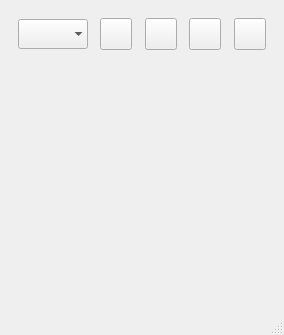
First picture: the form in GUI/OWController/mainwindow.ui, repository igorf7/OWController, before the edit.
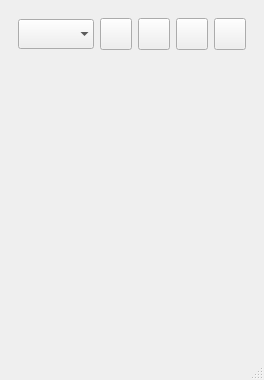
Second picture: the form after the edit. Icons and pictures are not drawn.

Patch:
```diff
--- a/GUI/OWController/mainwindow.ui
+++ b/GUI/OWController/mainwindow.ui
@@ -9,8 +9,8 @@
    <rect>
     <x>0</x>
     <y>0</y>
-    <width>284</width>
-    <height>335</height>
+    <width>264</width>
+    <height>380</height>
    </rect>
   </property>
   <property name="windowTitle">
@@ -42,19 +42,6 @@
            </property>
           </widget>
          </item>
-         <item>
-          <spacer name="horizontalSpacer">
-           <property name="orientation">
-            <enum>Qt::Horizontal</enum>
-           </property>
-           <property name="sizeHint" stdset="0">
-            <size>
-             <width>40</width>
-             <height>20</height>
-            </size>
-           </property>
-          </spacer>
-         </item>
          <item>
           <widget class="QPushButton" name="searchPushButton">
            <property name="minimumSize">
@@ -79,20 +66,13 @@
             <iconset resource="res.qrc">
              <normaloff>:/images/search.png</normaloff>:/images/search.png</iconset>
            </property>
-          </widget>
-         </item>
-         <item>
-          <spacer name="horizontalSpacer_2">
-           <property name="orientation">
-            <enum>Qt::Horizontal</enum>
-           </property>
-           <property name="sizeHint" stdset="0">
+           <property name="iconSize">
             <size>
-             <width>40</width>
-             <height>20</height>
+             <width>18</width>
+             <height>18</height>
             </size>
            </property>
-          </spacer>
+          </widget>
          </item>
          <item>
           <widget class="QPushButton" name="clockPushButton">
@@ -126,19 +106,6 @@
            </property>
           </widget>
          </item>
-         <item>
-          <spacer name="horizontalSpacer_3">
-           <property name="orientation">
-            <enum>Qt::Horizontal</enum>
-           </property>
-           <property name="sizeHint" stdset="0">
-            <size>
-             <width>40</width>
-             <height>20</height>
-            </size>
-           </property>
-          </spacer>
-         </item>
          <item>
           <widget class="QPushButton" name="settingsPushButton">
            <property name="enabled">
@@ -168,25 +135,12 @@
            </property>
            <property name="iconSize">
             <size>
-             <width>16</width>
-             <height>16</height>
+             <width>18</width>
+             <height>18</height>
             </size>
            </property>
           </widget>
          </item>
-         <item>
-          <spacer name="horizontalSpacer_4">
-           <property name="orientation">
-            <enum>Qt::Horizontal</enum>
-           </property>
-           <property name="sizeHint" stdset="0">
-            <size>
-             <width>40</width>
-             <height>20</height>
-            </size>
-           </property>
-          </spacer>
-         </item>
          <item>
           <widget class="QPushButton" name="connectPushButton">
            <property name="minimumSize">
@@ -201,15 +155,6 @@
              <height>32</height>
             </size>
            </property>
-           <property name="font">
-            <font>
-             <pointsize>9</pointsize>
-             <bold>false</bold>
-            </font>
-           </property>
-           <property name="toolTip">
-            <string>USB Connect/Disconnect</string>
-           </property>
            <property name="text">
             <string/>
            </property>
@@ -219,8 +164,8 @@
            </property>
            <property name="iconSize">
             <size>
-             <width>20</width>
-             <height>20</height>
+             <width>22</width>
+             <height>22</height>
             </size>
            </property>
           </widget>
@@ -252,8 +197,8 @@
         <rect>
          <x>0</x>
          <y>0</y>
-         <width>266</width>
-         <height>216</height>
+         <width>246</width>
+         <height>260</height>
         </rect>
        </property>
       </widget>
```
Left out of the diff: 18 changed lines with no effect on the pictures.
